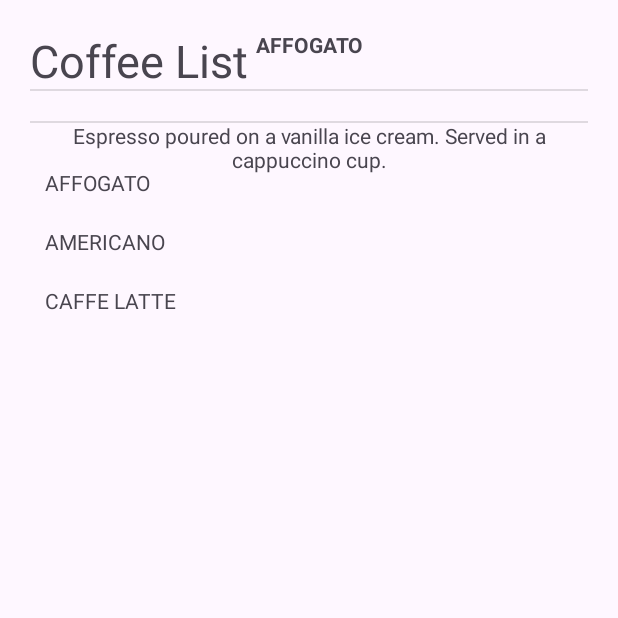
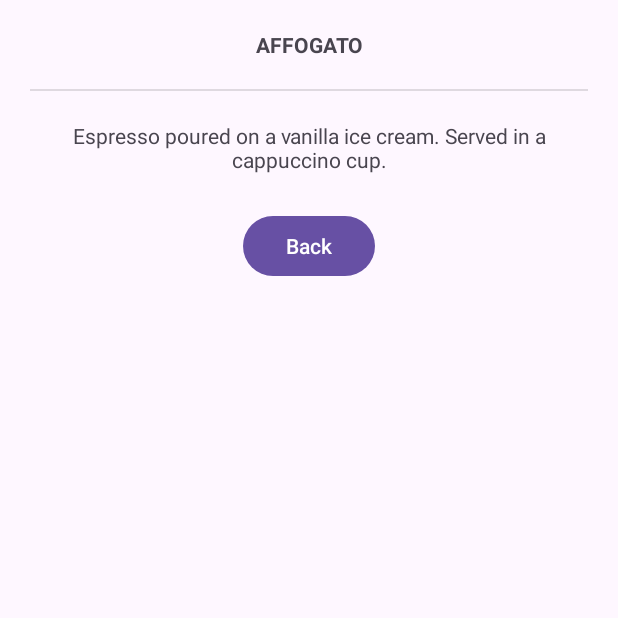
Before and after one commit to DarrylIsw/LAB_WEEK_03, an Android app: the screen it shows after launch (MainActivity), after a tap on "AFFOGATO", on a phone screen of 412 x 824 dp, the top half of it. Run offline under Robolectric (Android 15) with nearby library versions, the phone set to English and light mode, and no system bars.

Commit message:
Commit No.5 – add back button & extend list

```diff
--- a/app/src/main/java/com/example/lab_week_03/DetailFragment.kt
+++ b/app/src/main/java/com/example/lab_week_03/DetailFragment.kt
@@ -4,28 +4,20 @@ import android.os.Bundle
 import android.view.LayoutInflater
 import android.view.View
 import android.view.ViewGroup
+import android.widget.Button
 import android.widget.TextView
 import androidx.fragment.app.Fragment
 
 class DetailFragment : Fragment() {
 
-    private var param1: String? = null
-    private var param2: String? = null
-
-    // Lazily get references to TextViews after the view is created
     private val coffeeTitle: TextView?
         get() = view?.findViewById(R.id.coffee_title)
 
     private val coffeeDesc: TextView?
         get() = view?.findViewById(R.id.coffee_desc)
 
-    override fun onCreate(savedInstanceState: Bundle?) {
-        super.onCreate(savedInstanceState)
-        arguments?.let {
-            param1 = it.getString(ARG_PARAM1)
-            param2 = it.getString(ARG_PARAM2)
-        }
-    }
+    private val backButton: Button?
+        get() = view?.findViewById(R.id.back_button)
 
     override fun onCreateView(
         inflater: LayoutInflater,
@@ -38,15 +30,17 @@ class DetailFragment : Fragment() {
     override fun onViewCreated(view: View, savedInstanceState: Bundle?) {
         super.onViewCreated(view, savedInstanceState)
 
-        // Get coffee ID argument and update UI
-        val coffeeId = arguments?.getInt(COFFEE_ID, 0) ?: 0
+        // Get coffee ID from arguments
+        val coffeeId = arguments?.getInt(ListFragment.COFFEE_ID) ?: 0
         setCoffeeData(coffeeId)
+
+        // Back button
+        backButton?.setOnClickListener {
+            parentFragmentManager.popBackStack()
+        }
     }
 
-    /**
-     * Update the fragment UI based on which coffee was clicked.
-     */
-    fun setCoffeeData(id: Int) {
+    private fun setCoffeeData(id: Int) {
         when (id) {
             R.id.affogato -> {
                 coffeeTitle?.text = getString(R.string.affogato_title)
@@ -62,17 +56,4 @@ class DetailFragment : Fragment() {
             }
         }
     }
-
-    companion object {
-        private const val ARG_PARAM1 = "param1"
-        private const val ARG_PARAM2 = "param2"
-        private const val COFFEE_ID = "COFFEE_ID"
-
-        fun newInstance(coffeeId: Int) =
-            DetailFragment().apply {
-                arguments = Bundle().apply {
-                    putInt(COFFEE_ID, coffeeId)
-                }
-            }
-    }
 }
--- a/app/src/main/java/com/example/lab_week_03/ListFragment.kt
+++ b/app/src/main/java/com/example/lab_week_03/ListFragment.kt
@@ -5,36 +5,12 @@ import android.view.LayoutInflater
 import android.view.View
 import android.view.ViewGroup
 import androidx.fragment.app.Fragment
-import androidx.navigation.Navigation
+import androidx.navigation.findNavController
 
 class ListFragment : Fragment() {
 
     companion object {
-        private const val ARG_PARAM1 = "param1"
-        private const val ARG_PARAM2 = "param2"
-
-        // Label for passing coffee ID in navigation bundle
         const val COFFEE_ID = "COFFEE_ID"
-
-        @JvmStatic
-        fun newInstance(param1: String, param2: String) =
-            ListFragment().apply {
-                arguments = Bundle().apply {
-                    putString(ARG_PARAM1, param1)
-                    putString(ARG_PARAM2, param2)
-                }
-            }
-    }
-
-    private var param1: String? = null
-    private var param2: String? = null
-
-    override fun onCreate(savedInstanceState: Bundle?) {
-        super.onCreate(savedInstanceState)
-        arguments?.let {
-            param1 = it.getString(ARG_PARAM1)
-            param2 = it.getString(ARG_PARAM2)
-        }
     }
 
     override fun onCreateView(
@@ -48,22 +24,20 @@ class ListFragment : Fragment() {
     override fun onViewCreated(view: View, savedInstanceState: Bundle?) {
         super.onViewCreated(view, savedInstanceState)
 
-        // List of coffee views
         val coffeeList = listOf<View>(
             view.findViewById(R.id.affogato),
             view.findViewById(R.id.americano),
             view.findViewById(R.id.latte)
         )
 
-        // Set Navigation click listener for each coffee item
         coffeeList.forEach { coffee ->
-            val fragmentBundle = Bundle()
-            fragmentBundle.putInt(COFFEE_ID, coffee.id)
-            coffee.setOnClickListener(
-                Navigation.createNavigateOnClickListener(
-                    R.id.coffee_id_action, fragmentBundle
+            coffee.setOnClickListener {
+                val bundle = Bundle().apply { putInt(COFFEE_ID, coffee.id) }
+                it.findNavController().navigate(
+                    R.id.action_listFragment_to_detailFragment,
+                    bundle
                 )
-            )
+            }
         }
     }
 }
--- a/app/src/main/java/com/example/lab_week_03/MainActivity.kt
+++ b/app/src/main/java/com/example/lab_week_03/MainActivity.kt
@@ -1,83 +1,14 @@
 package com.example.lab_week_03
 
 import android.os.Bundle
-import android.util.Log
 import androidx.activity.enableEdgeToEdge
 import androidx.appcompat.app.AppCompatActivity
-import androidx.core.view.ViewCompat
-import androidx.core.view.WindowInsetsCompat
-import androidx.fragment.app.FragmentContainerView
 
-// CoffeeListener interface
-interface CoffeeListener {
-    fun onSelected(id: Int)
-}
-
-class MainActivity : AppCompatActivity(), CoffeeListener {
-
+class MainActivity : AppCompatActivity() {
     override fun onCreate(savedInstanceState: Bundle?) {
         super.onCreate(savedInstanceState)
 
         enableEdgeToEdge()
         setContentView(R.layout.activity_main)
-
-        // Adjust padding to handle system bars
-        ViewCompat.setOnApplyWindowInsetsListener(findViewById(R.id.fragment_container)) { v, insets ->
-            val systemBars = insets.getInsets(WindowInsetsCompat.Type.systemBars())
-            v.setPadding(systemBars.left, systemBars.top, systemBars.right, systemBars.bottom)
-            insets
-        }
-
-        Log.d(TAG, "onCreate")
-
-        // Add ListFragment dynamically if first launch
-        if (savedInstanceState == null) {
-            findViewById<FragmentContainerView>(R.id.fragment_container).let { container ->
-                val listFragment = ListFragment()
-                supportFragmentManager.beginTransaction()
-                    .add(container.id, listFragment)
-                    .commit()
-            }
-        }
-    }
-
-    override fun onStart() {
-        super.onStart()
-        Log.d(TAG, "onStart")
-    }
-
-    override fun onResume() {
-        super.onResume()
-        Log.d(TAG, "onResume")
-    }
-
-    override fun onPause() {
-        super.onPause()
-        Log.d(TAG, "onPause")
-    }
-
-    override fun onStop() {
-        super.onStop()
-        Log.d(TAG, "onStop")
-    }
-
-    override fun onDestroy() {
-        super.onDestroy()
-        Log.d(TAG, "onDestroy")
-    }
-
-    // CoffeeListener implementation: replace with DetailFragment dynamically
-    override fun onSelected(id: Int) {
-        findViewById<FragmentContainerView>(R.id.fragment_container).let { container ->
-            val detailFragment = DetailFragment.newInstance(id)
-            supportFragmentManager.beginTransaction()
-                .replace(container.id, detailFragment)
-                .addToBackStack(null)
-                .commit()
-        }
-    }
-
-    companion object {
-        private const val TAG = "MainActivity"
     }
 }
--- a/app/src/main/res/layout/fragment_detail.xml
+++ b/app/src/main/res/layout/fragment_detail.xml
@@ -7,6 +7,8 @@
     android:orientation="vertical"
     android:padding="20dp"
     tools:context=".DetailFragment">
+
+    <!-- Coffee Title -->
     <TextView
         android:id="@+id/coffee_title"
         android:layout_width="match_parent"
@@ -14,15 +16,28 @@
         android:gravity="center"
         android:textStyle="bold"
         tools:text="@string/affogato_title"/>
+
+    <!-- Divider -->
     <View
         android:layout_width="match_parent"
         android:layout_height="1dp"
         android:layout_marginVertical="20dp"
         android:background="?android:attr/dividerVertical" />
+
+    <!-- Coffee Description -->
     <TextView
         android:id="@+id/coffee_desc"
         android:layout_width="match_parent"
         android:layout_height="wrap_content"
         android:gravity="center"
         tools:text="@string/affogato_desc" />
+
+    <!-- Back Button -->
+    <Button
+        android:id="@+id/back_button"
+        android:layout_width="wrap_content"
+        android:layout_height="wrap_content"
+        android:text="Back"
+        android:layout_gravity="center"
+        android:layout_marginTop="24dp"/>
 </LinearLayout>
--- a/app/src/main/res/navigation/nav_graph.xml
+++ b/app/src/main/res/navigation/nav_graph.xml
@@ -1,23 +1,22 @@
 <?xml version="1.0" encoding="utf-8"?>
-<navigation
-    xmlns:android="http://schemas.android.com/apk/res/android"
+<navigation xmlns:android="http://schemas.android.com/apk/res/android"
     xmlns:app="http://schemas.android.com/apk/res-auto"
-    xmlns:tools="http://schemas.android.com/tools"
     android:id="@+id/nav_graph"
-    app:startDestination="@id/coffeeList">
+    app:startDestination="@id/listFragment">
+
+    <!-- List Fragment -->
     <fragment
-        android:id="@+id/coffeeList"
+        android:id="@+id/listFragment"
         android:name="com.example.lab_week_03.ListFragment"
-        android:label="List"
-        tools:layout="@layout/fragment_list">
+        android:label="Coffee List" >
         <action
-            android:id="@+id/coffee_id_action"
-            app:destination="@id/coffeeDetail">
-        </action>
+            android:id="@+id/action_listFragment_to_detailFragment"
+            app:destination="@id/detailFragment" />
     </fragment>
+
+    <!-- Detail Fragment -->
     <fragment
-        android:id="@+id/coffeeDetail"
+        android:id="@+id/detailFragment"
         android:name="com.example.lab_week_03.DetailFragment"
-        android:label="Detail"
-        tools:layout="@layout/fragment_detail" />
+        android:label="Coffee Detail" />
 </navigation>
--- a/app/src/main/res/values/strings.xml
+++ b/app/src/main/res/values/strings.xml
@@ -1,16 +1,22 @@
 <resources>
     <string name="app_name">LAB_WEEK_03</string>
+
+    <!-- Coffee Titles and Descriptions -->
     <string name="affogato_title">AFFOGATO</string>
-    <string name="affogato_desc">Espresso poured on a vanilla ice cream. Served in a
-cappuccino cup.</string>
+    <string name="affogato_desc">Espresso poured on a vanilla ice cream. Served in a cappuccino cup.</string>
+
     <string name="americano_title">AMERICANO</string>
-    <string name="americano_desc">Espresso with added hot water (100-150 ml). Often
-served in a cappuccino cup. (The espresso is added into the hot water rather than
-all the water being flowed through the coffee that would lead to over
-extraction.)</string>
+    <string name="americano_desc">Espresso with added hot water (100–150 ml). Often served in a cappuccino cup. (The espresso is added into the hot water rather than all the water being flowed through the coffee that would lead to over extraction.)</string>
+
     <string name="latte_title">CAFFE LATTE</string>
-    <string name="latte_desc">A tall, mild \'milk coffee\' (about 150-300 ml). An
-espresso with steamed milk and only a little milk foam poured over it. Serve in a
-latte glass or a coffee cup. Flavored syrup can be added.</string>
+    <string name="latte_desc">A tall, mild \'milk coffee\' (about 150–300 ml). An espresso with steamed milk and only a little milk foam poured over it. Serve in a latte glass or a coffee cup. Flavored syrup can be added.</string>
+
+    <string name="cappuccino_title">CAPPUCCINO</string>
+    <string name="cappuccino_desc">Espresso with steamed milk and milk foam on top. Typically served in a cup of 150–180 ml. A classic Italian coffee drink.</string>
+
+    <string name="mocha_title">MOCHA</string>
+    <string name="mocha_desc">A chocolate-flavored variant of a latte. Espresso with steamed milk and chocolate syrup, topped with whipped cream.</string>
+
+    <!-- UI Strings -->
     <string name="coffee_list">Coffee List</string>
 </resources>
```
Also changed, not shown: app/src/main/res/layout/fragment_list.xml (+14 -0 lines).
